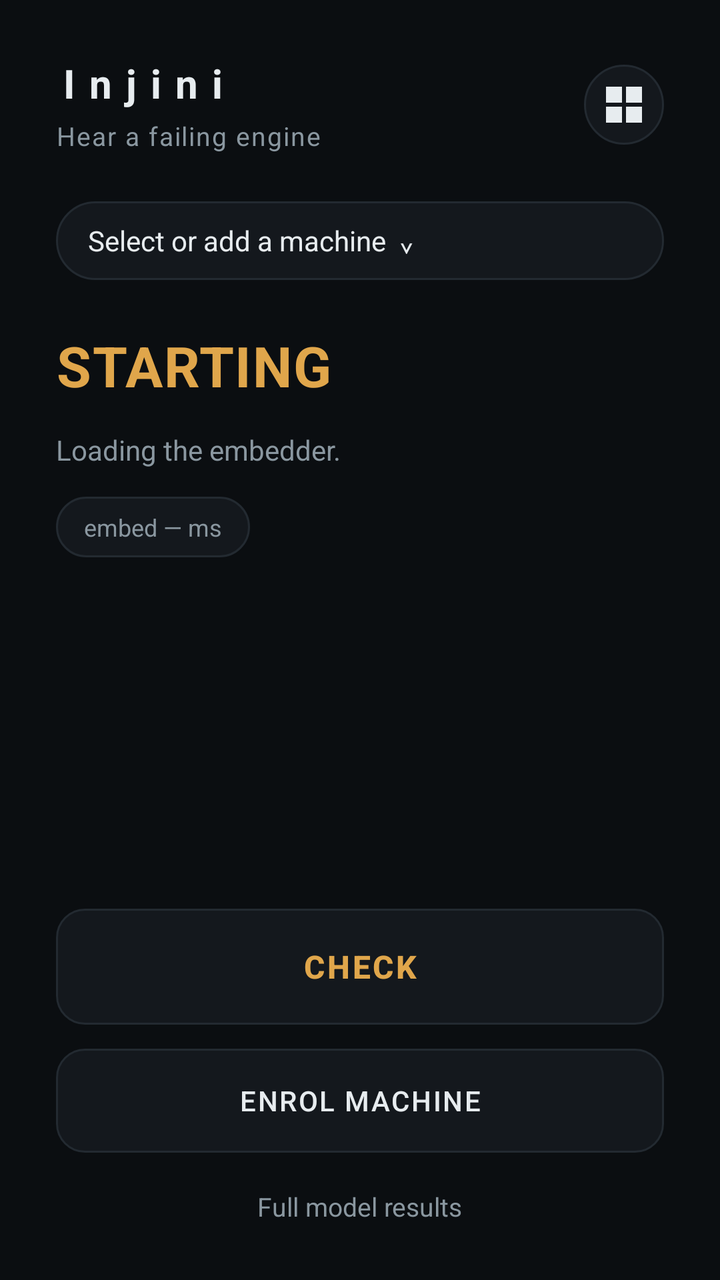
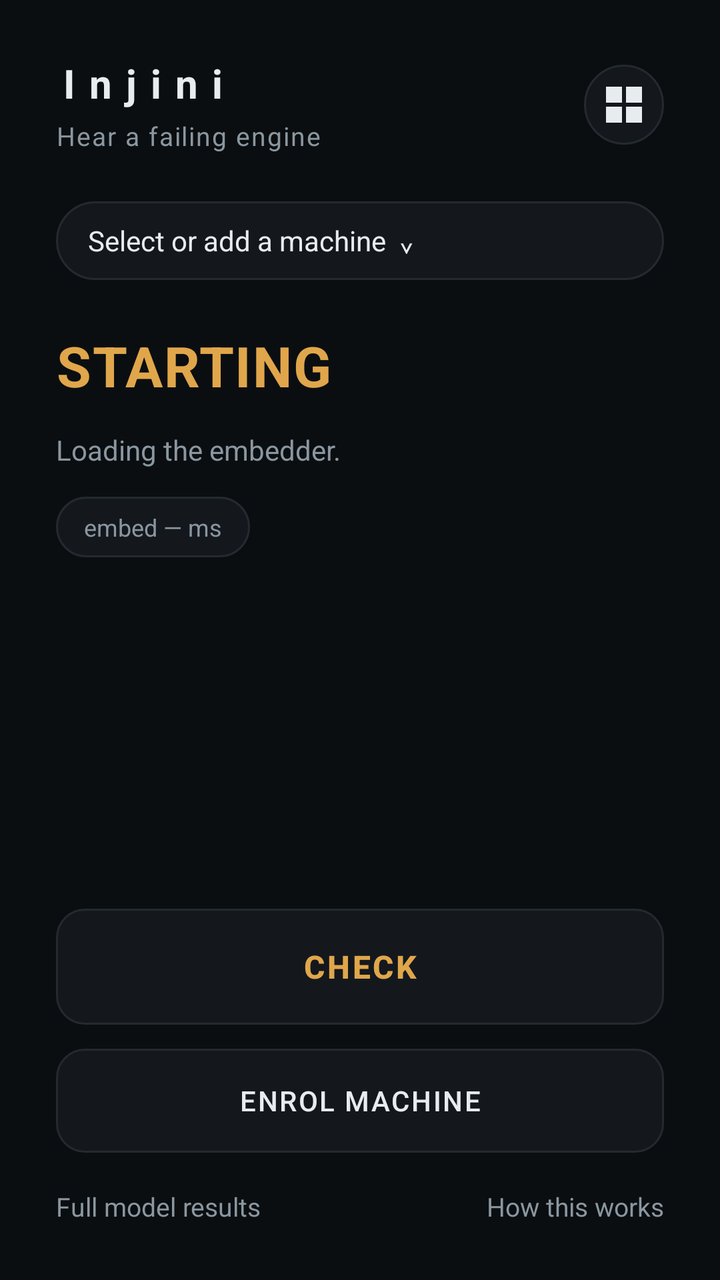

Screens rendered from an Android XML layout before and after an edit, with the pre-edit source and the edit as a unified diff.
<!-- AndroidManifest.xml: application theme Theme.Injini -->
<!-- res/layout/activity_main.xml -->
<?xml version="1.0" encoding="utf-8"?>
<androidx.constraintlayout.widget.ConstraintLayout
    android:id="@+id/rootLayout"
    xmlns:android="http://schemas.android.com/apk/res/android"
    xmlns:app="http://schemas.android.com/apk/res-auto"
    android:layout_width="match_parent"
    android:layout_height="match_parent"
    android:background="@color/injini_bg"
    android:padding="28dp">

    <TextView
        android:id="@+id/wordmark"
        android:layout_width="wrap_content"
        android:layout_height="wrap_content"
        android:text="@string/app_name"
        android:textColor="@color/injini_text"
        android:textSize="20sp"
        android:letterSpacing="0.35"
        android:textStyle="bold"
        app:layout_constraintTop_toTopOf="parent"
        app:layout_constraintStart_toStartOf="parent" />

    <TextView
        android:id="@+id/tagline"
        android:layout_width="wrap_content"
        android:layout_height="wrap_content"
        android:layout_marginTop="4dp"
        android:text="@string/tagline"
        android:textColor="@color/injini_dim"
        android:textSize="13sp"
        android:letterSpacing="0.05"
        app:layout_constraintTop_toBottomOf="@id/wordmark"
        app:layout_constraintStart_toStartOf="parent" />

    
    
    <androidx.appcompat.widget.AppCompatImageButton
        android:id="@+id/machinesButton"
        android:layout_width="40dp"
        android:layout_height="40dp"
        android:layerType="software"
        android:background="@drawable/bg_chip"
        app:srcCompat="@drawable/ic_fleet_24"
        android:padding="9dp"
        android:contentDescription="Machines"
        app:layout_constraintTop_toTopOf="@id/wordmark"
        app:layout_constraintBottom_toBottomOf="@id/tagline"
        app:layout_constraintEnd_toEndOf="parent" />

    
    <TextView
        android:id="@+id/machinePicker"
        android:layout_width="0dp"
        android:layout_height="wrap_content"
        android:layout_marginTop="24dp"
        android:background="@drawable/bg_chip"
        android:paddingHorizontal="16dp"
        android:paddingVertical="10dp"
        android:text="Select or add a machine  ⌄"
        android:textColor="@color/injini_text"
        android:textSize="14sp"
        app:layout_constraintTop_toBottomOf="@id/tagline"
        app:layout_constraintStart_toStartOf="parent"
        app:layout_constraintEnd_toEndOf="parent" />

    
    <TextView
        android:id="@+id/machineInfo"
        android:layout_width="0dp"
        android:layout_height="wrap_content"
        android:layout_marginTop="10dp"
        android:background="@drawable/bg_chip"
        android:paddingHorizontal="16dp"
        android:paddingVertical="10dp"
        android:textColor="@color/injini_dim"
        android:textSize="13sp"
        android:lineSpacingMultiplier="1.2"
        android:visibility="gone"
        app:layout_constraintTop_toBottomOf="@id/machinePicker"
        app:layout_constraintStart_toStartOf="parent"
        app:layout_constraintEnd_toEndOf="parent" />

    
    <TextView
        android:id="@+id/reenrollBanner"
        android:layout_width="0dp"
        android:layout_height="wrap_content"
        android:layout_marginTop="10dp"
        android:layerType="software"
        android:background="@drawable/bg_chip"
        android:drawableStart="@drawable/ic_warning_red_24"
        android:drawablePadding="10dp"
        android:paddingHorizontal="16dp"
        android:paddingVertical="10dp"
        android:text="Needs re-enrollment — a mechanic found a fault this fingerprint missed."
        android:textColor="@color/injini_red"
        android:textSize="13sp"
        android:textStyle="bold"
        android:visibility="gone"
        app:layout_constraintTop_toBottomOf="@id/machineInfo"
        app:layout_constraintStart_toStartOf="parent"
        app:layout_constraintEnd_toEndOf="parent" />

    
    <androidx.appcompat.widget.AppCompatButton
        android:id="@+id/addVerdictButton"
        android:layout_width="0dp"
        android:layout_height="wrap_content"
        android:layout_marginTop="10dp"
        android:layerType="software"
        android:background="@drawable/bg_button"
        android:drawableStart="@drawable/ic_warning_amber_24"
        android:drawablePadding="10dp"
        android:text="Add verdict"
        android:textColor="@color/injini_amber"
        android:textSize="13sp"
        android:textStyle="bold"
        android:textAllCaps="false"
        android:paddingVertical="10dp"
        android:stateListAnimator="@null"
        android:visibility="gone"
        app:layout_constraintTop_toBottomOf="@id/reenrollBanner"
        app:layout_constraintStart_toStartOf="parent"
        app:layout_constraintEnd_toEndOf="parent" />

    <TextView
        android:id="@+id/statusWord"
        android:layout_width="0dp"
        android:layout_height="wrap_content"
        android:text="STARTING"
        android:textColor="@color/injini_amber"
        android:textSize="28sp"
        android:textStyle="bold"
        android:letterSpacing="0.02"
        app:layout_constraintTop_toBottomOf="@id/addVerdictButton"
        app:layout_constraintStart_toStartOf="parent"
        app:layout_constraintEnd_toEndOf="parent"
        android:layout_marginTop="24dp" />

    <TextView
        android:id="@+id/detailText"
        android:layout_width="0dp"
        android:layout_height="wrap_content"
        android:layout_marginTop="14dp"
        android:text="Loading the embedder."
        android:textColor="@color/injini_dim"
        android:textSize="14sp"
        android:lineSpacingMultiplier="1.3"
        app:layout_constraintTop_toBottomOf="@id/statusWord"
        app:layout_constraintStart_toStartOf="parent"
        app:layout_constraintEnd_toEndOf="parent" />

    <TextView
        android:id="@+id/latencyChip"
        android:layout_width="wrap_content"
        android:layout_height="wrap_content"
        android:layout_marginTop="14dp"
        android:background="@drawable/bg_chip"
        android:paddingHorizontal="14dp"
        android:paddingVertical="7dp"
        android:text="embed — ms"
        android:textColor="@color/injini_dim"
        android:textSize="12sp"
        app:layout_constraintTop_toBottomOf="@id/detailText"
        app:layout_constraintStart_toStartOf="parent" />

    
    <com.injini.app.WaveformView
        android:id="@+id/waveform"
        android:layout_width="0dp"
        android:layout_height="64dp"
        android:layout_marginTop="16dp"
        android:visibility="gone"
        app:layout_constraintTop_toBottomOf="@id/latencyChip"
        app:layout_constraintStart_toStartOf="parent"
        app:layout_constraintEnd_toEndOf="parent" />

    
    <androidx.appcompat.widget.AppCompatButton
        android:id="@+id/checkButton"
        android:layout_width="0dp"
        android:layout_height="58dp"
        android:background="@drawable/bg_button"
        android:text="@string/check"
        android:textColor="@color/injini_amber"
        android:textSize="16sp"
        android:textStyle="bold"
        android:letterSpacing="0.08"
        android:stateListAnimator="@null"
        app:layout_constraintBottom_toTopOf="@id/enrolButton"
        app:layout_constraintStart_toStartOf="parent"
        app:layout_constraintEnd_toEndOf="parent"
        android:layout_marginBottom="12dp" />

    <androidx.appcompat.widget.AppCompatButton
        android:id="@+id/enrolButton"
        android:layout_width="0dp"
        android:layout_height="52dp"
        android:background="@drawable/bg_button"
        android:text="@string/enrol"
        android:textColor="@color/injini_text"
        android:textSize="14sp"
        android:letterSpacing="0.06"
        android:stateListAnimator="@null"
        app:layout_constraintBottom_toTopOf="@id/resultsLink"
        app:layout_constraintStart_toStartOf="parent"
        app:layout_constraintEnd_toEndOf="parent"
        android:layout_marginBottom="18dp" />

    <TextView
        android:id="@+id/resultsLink"
        android:layout_width="wrap_content"
        android:layout_height="wrap_content"
        android:text="@string/full_results"
        android:textColor="@color/injini_dim"
        android:textSize="13sp"
        app:layout_constraintBottom_toBottomOf="parent"
        app:layout_constraintStart_toStartOf="parent"
        app:layout_constraintEnd_toEndOf="parent" />

</androidx.constraintlayout.widget.ConstraintLayout>
<!-- resources referenced by this layout -->
<resources>
  <color name="injini_amber">#E0A64B</color>
  <color name="injini_bg">#0B0E11</color>
  <color name="injini_dim">#8A97A0</color>
  <color name="injini_red">#D4694E</color>
  <color name="injini_text">#E7ECEF</color>
  <!-- drawable bg_button (drawable) -->
  <?xml version="1.0" encoding="utf-8"?>
  <shape xmlns:android="http://schemas.android.com/apk/res/android" android:shape="rectangle">
      <solid android:color="@color/injini_surface" />
      <stroke android:width="1dp" android:color="@color/injini_line" />
      <corners android:radius="14dp" />
  </shape>
  <!-- drawable bg_chip (drawable) -->
  <?xml version="1.0" encoding="utf-8"?>
  <shape xmlns:android="http://schemas.android.com/apk/res/android" android:shape="rectangle">
      <solid android:color="@color/injini_surface" />
      <stroke android:width="1dp" android:color="@color/injini_line" />
      <corners android:radius="999dp" />
  </shape>
  <!-- drawable ic_fleet_24 (drawable) -->
  <?xml version="1.0" encoding="utf-8"?>
  <vector xmlns:android="http://schemas.android.com/apk/res/android"
      android:width="24dp"
      android:height="24dp"
      android:viewportWidth="24"
      android:viewportHeight="24">
      <path
          android:fillColor="#E7ECEF"
          android:pathData="M3,3 h8 v8 h-8 z M13,3 h8 v8 h-8 z M3,13 h8 v8 h-8 z M13,13 h8 v8 h-8 z" />
  </vector>
  <!-- drawable ic_warning_amber_24 (drawable) -->
  <?xml version="1.0" encoding="utf-8"?>
  <vector xmlns:android="http://schemas.android.com/apk/res/android"
      android:width="24dp"
      android:height="24dp"
      android:viewportWidth="24"
      android:viewportHeight="24">
      <path
          android:strokeColor="#E0A64B"
          android:strokeWidth="1.6"
          android:strokeLineJoin="round"
          android:strokeLineCap="round"
          android:fillColor="#00000000"
          android:pathData="M12,3.5 L21,20 L3,20 Z" />
      <path
          android:fillColor="#E0A64B"
          android:pathData="M11.25,9.5 h1.5 v5.5 h-1.5 z" />
      <path
          android:fillColor="#E0A64B"
          android:pathData="M11.25,17 h1.5 v1.5 h-1.5 z" />
  </vector>
  <!-- drawable ic_warning_red_24 (drawable) -->
  <?xml version="1.0" encoding="utf-8"?>
  <vector xmlns:android="http://schemas.android.com/apk/res/android"
      android:width="24dp"
      android:height="24dp"
      android:viewportWidth="24"
      android:viewportHeight="24">
      <path
          android:strokeColor="#D4694E"
          android:strokeWidth="1.6"
          android:strokeLineJoin="round"
          android:strokeLineCap="round"
          android:fillColor="#00000000"
          android:pathData="M12,3.5 L21,20 L3,20 Z" />
      <path
          android:fillColor="#D4694E"
          android:pathData="M11.25,9.5 h1.5 v5.5 h-1.5 z" />
      <path
          android:fillColor="#D4694E"
          android:pathData="M11.25,17 h1.5 v1.5 h-1.5 z" />
  </vector>
  <string name="app_name">Injini</string>
  <string name="check">Check</string>
  <string name="enrol">Enrol machine</string>
  <string name="full_results">Full model results</string>
  <string name="tagline">Hear a failing engine</string>
  <style name="Theme.Injini" parent="Theme.MaterialComponents.DayNight.NoActionBar">
          <item name="colorPrimary">@color/injini_amber</item>
          <item name="colorSecondary">@color/injini_green</item>
          <item name="android:windowBackground">@color/injini_bg</item>
          <item name="android:statusBarColor">@color/injini_bg</item>
          <item name="android:navigationBarColor">@color/injini_bg</item>
          <item name="android:windowLightStatusBar">false</item>
      </style>
  <color name="injini_surface">#14181D</color>
  <color name="injini_line">#232A31</color>
  <color name="injini_green">#5BB98C</color>
</resources>

<!-- the commit's change to res/layout/activity_main.xml (unified diff, before → after) -->
@@ -176,6 +176,21 @@
         app:layout_constraintEnd_toEndOf="parent" />
 
     
+    <TextView
+        android:id="@+id/cancelRecordingButton"
+        android:layout_width="wrap_content"
+        android:layout_height="wrap_content"
+        android:layout_marginTop="10dp"
+        android:text="Cancel"
+        android:textColor="@color/injini_red"
+        android:textSize="13sp"
+        android:textStyle="bold"
+        android:padding="6dp"
+        android:visibility="gone"
+        app:layout_constraintTop_toBottomOf="@id/waveform"
+        app:layout_constraintStart_toStartOf="parent" />
+
+    
     <androidx.appcompat.widget.AppCompatButton
         android:id="@+id/checkButton"
         android:layout_width="0dp"
@@ -215,7 +230,16 @@
         android:textColor="@color/injini_dim"
         android:textSize="13sp"
         app:layout_constraintBottom_toBottomOf="parent"
-        app:layout_constraintStart_toStartOf="parent"
+        app:layout_constraintStart_toStartOf="parent" />
+
+    <TextView
+        android:id="@+id/howItWorksLink"
+        android:layout_width="wrap_content"
+        android:layout_height="wrap_content"
+        android:text="How this works"
+        android:textColor="@color/injini_dim"
+        android:textSize="13sp"
+        app:layout_constraintBottom_toBottomOf="parent"
         app:layout_constraintEnd_toEndOf="parent" />
 
 </androidx.constraintlayout.widget.ConstraintLayout>
